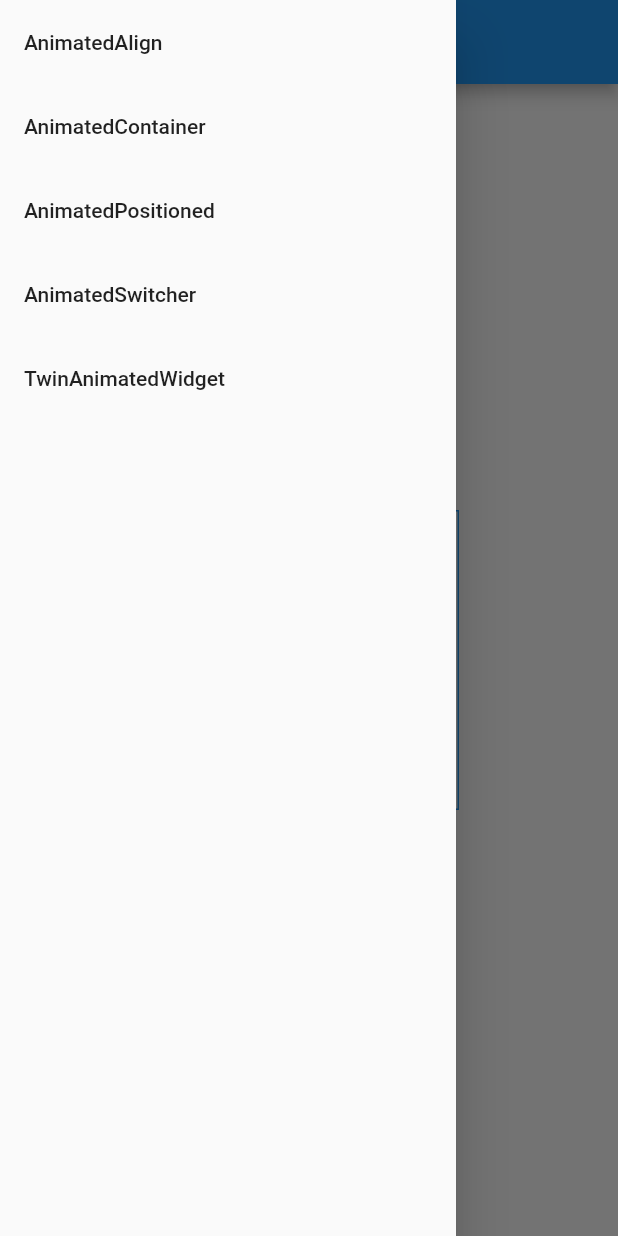
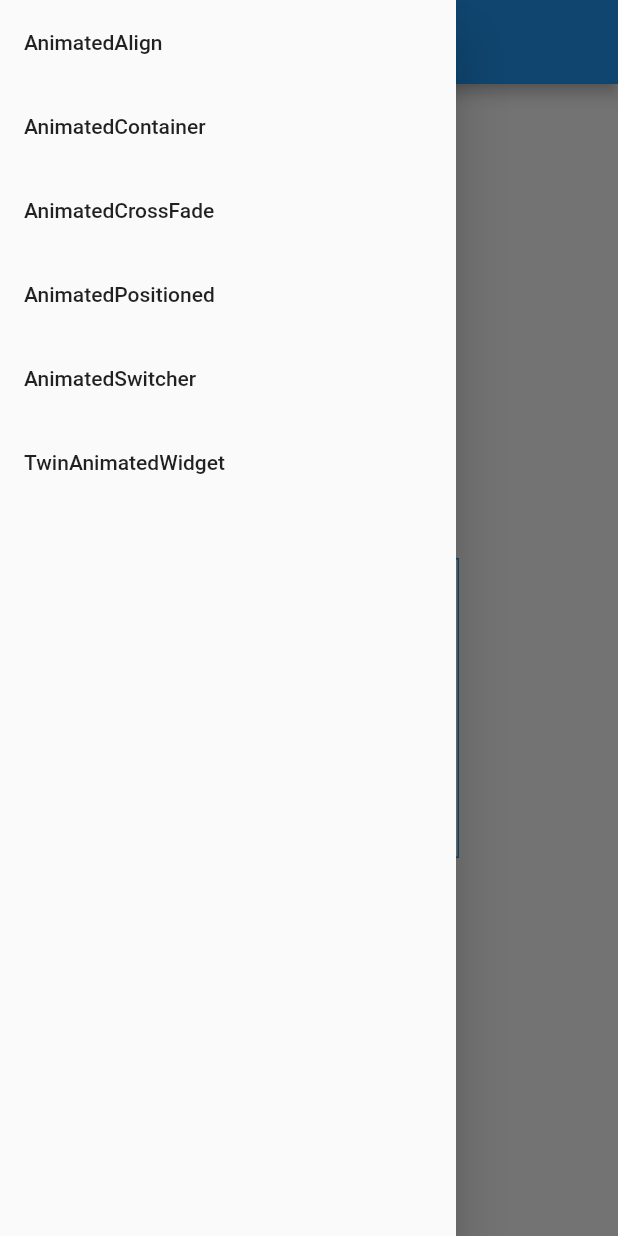
Before and after one commit to yjj781265/FlutterAnimation, a Flutter app: the screen it shows after launch, with the side drawer open, on a phone screen of 412 x 824 dp. Run offline on Flutter 3.47's test engine with Material 2 defaults, Android fonts, the light colour scheme and no system bars.

Commit message:
added crossfade animation widget

```diff
--- a/lib/AnimatedWidgets/animated_align_demo.dart
+++ b/lib/AnimatedWidgets/animated_align_demo.dart
@@ -1,5 +1,7 @@
 import 'package:flutter/cupertino.dart';
 import 'package:flutter/material.dart';
+
+import '../util.dart';
 
 class AnimatedAlignDemo extends StatefulWidget {
   @override
@@ -8,9 +10,44 @@ class AnimatedAlignDemo extends StatefulWidget {
 
 class _AnimatedAlignDemoState extends State<AnimatedAlignDemo> {
   bool isAligned = false;
+  List<String> curveList = List();
+  Curve _curve = Curves.linear;
+  String currentDropDownValue;
+
+  @override
+  void initState() {
+    curveList = Util().getSortedKeyList();
+    currentDropDownValue = curveList.first;
+    _curve = Util().curveMap[currentDropDownValue];
+    super.initState();
+  }
+
   @override
   Widget build(BuildContext context) {
-    return Stack(
+    return Column(
+      children: [
+        Padding(
+          padding: const EdgeInsets.all(8.0),
+          child: Align(
+            alignment: Alignment.topCenter,
+            child: DropdownButton(
+                value: currentDropDownValue,
+                items: curveList
+                    .map((value) => DropdownMenuItem<String>(
+                          child: Text(value),
+                          value: value,
+                        ))
+                    .toList(),
+                onChanged: (newValue) {
+                  setState(() {
+                    currentDropDownValue = newValue;
+                    _curve = Util().curveMap[currentDropDownValue];
+                  });
+                }),
+          ),
+        ),
+        Expanded(
+          child: Stack(
             children: [
               Align(
                 child: Container(
@@ -19,12 +56,13 @@ class _AnimatedAlignDemoState extends State<AnimatedAlignDemo> {
                   decoration: BoxDecoration(
                       shape: BoxShape.rectangle,
                       color: Colors.transparent,
-                border:
-                    Border.all(color: Colors.blue, style: BorderStyle.solid)),
+                      border: Border.all(
+                          color: Colors.blue, style: BorderStyle.solid)),
                 ),
                 alignment: Alignment.center,
               ),
               AnimatedAlign(
+                curve: _curve,
                 duration: Duration(seconds: 3),
                 child: Container(
                   margin: EdgeInsets.all(8),
@@ -56,6 +94,9 @@ class _AnimatedAlignDemoState extends State<AnimatedAlignDemo> {
                 ),
               )
             ],
+          ),
+        ),
+      ],
     );
   }
 }
--- a/lib/widget_change_notifier.dart
+++ b/lib/widget_change_notifier.dart
@@ -1,5 +1,6 @@
 import 'package:flutter/cupertino.dart';
 import 'package:flutter_animation_demo/AnimatedWidgets/animated_container_demo.dart';
+import 'package:flutter_animation_demo/AnimatedWidgets/animated_crossfade_demo.dart';
 import 'package:flutter_animation_demo/AnimatedWidgets/animated_position_demo.dart';
 import 'package:flutter_animation_demo/AnimatedWidgets/animated_switcher_demo.dart';
 import 'package:flutter_animation_demo/AnimatedWidgets/tween_animated_demo.dart';
@@ -14,6 +15,7 @@ class WidgetChangeNotifier extends ChangeNotifier {
     MyAnimatedWidget("AnimatedSwitcher", AnimatedSwitcherDemo()),
     MyAnimatedWidget("AnimatedPositioned", AnimatedPositionDemo()),
     MyAnimatedWidget("AnimatedAlign", AnimatedAlignDemo()),
+    MyAnimatedWidget("AnimatedCrossFade", AnimatedCrossFadeDemo())
   ];
 
   MyAnimatedWidget currentAnimatedWidget;
```
Also changed, not shown: lib/AnimatedWidgets/animated_crossfade_demo.dart (added, +136 -0 lines). Lines whose indentation alone changed are shown as unchanged.
